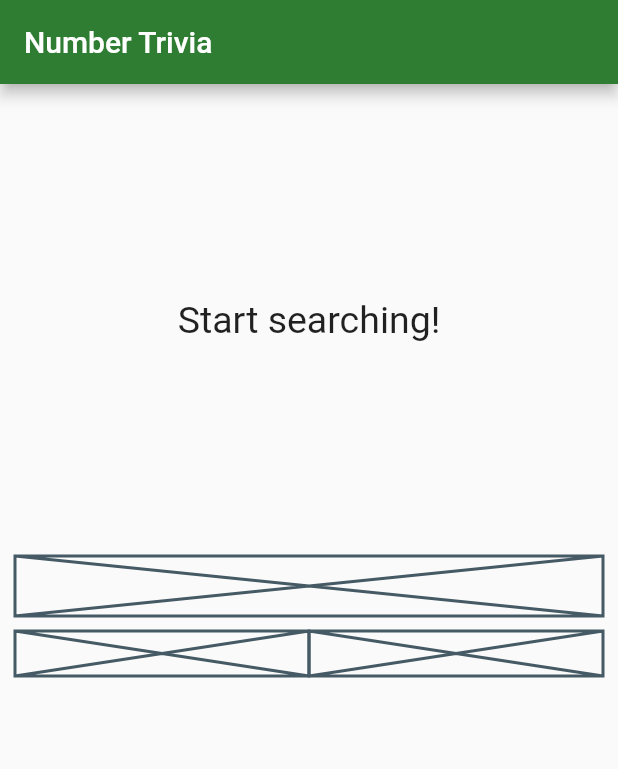
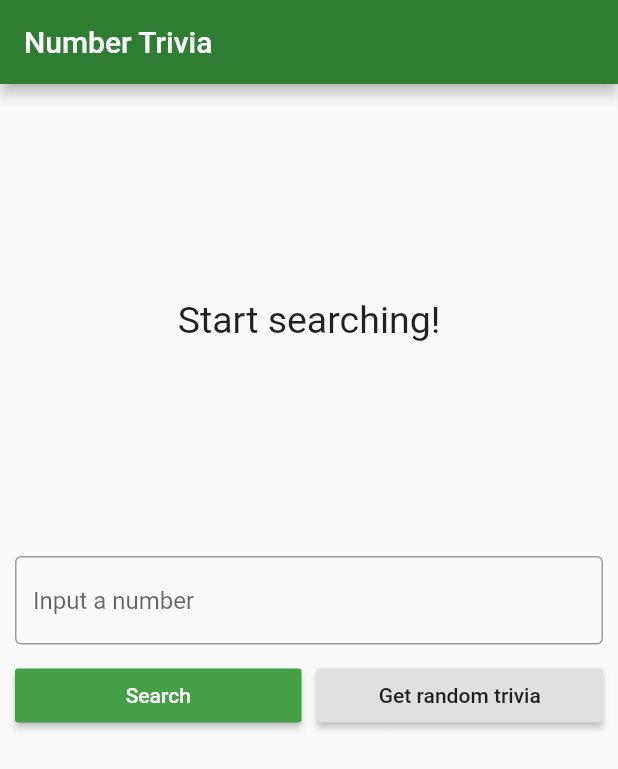
Before and after one commit to korzhishe/flutt_arch, a Flutter app: the screen it shows after launch, on a phone screen of 412 x 824 dp. Shown: the top 769 px of the screen. Run offline on Flutter 3.47's test engine with Material 2 defaults, Android fonts, the phone set to English and light mode, and no system bars; our stand-ins replace bloc, dartz, data_connection_checker, equatable, flutter_bloc, get_it and 1 more.

Commit message:
lesson14-2

```diff
--- a/lib/features/number_trivia/presentation/pages/number_trivia_page.dart
+++ b/lib/features/number_trivia/presentation/pages/number_trivia_page.dart
@@ -1,5 +1,6 @@
 import 'package:flutter/material.dart';
 import 'package:flutter_architect/features/number_trivia/presentation/bloc/bloc.dart';
+import 'package:flutter_architect/features/number_trivia/presentation/widgets/widgets.dart';
 import 'package:flutter_bloc/flutter_bloc.dart';
 
 import '../../../../injection_container.dart';
@@ -13,7 +14,7 @@ class NumberTriviaPage extends StatelessWidget {
       appBar: AppBar(
         title: Text("Number Trivia"),
       ),
-      body: buildBody(context),
+      body: SingleChildScrollView(child: buildBody(context)),
     );
   }
 
@@ -36,6 +37,10 @@ class NumberTriviaPage extends StatelessWidget {
                       return MessageDisplay(message: "Start searching!");
                     } else if (state is Loading) {
                       return LoadingWidget();
+                    } else if (state is Loaded) {
+                      return TriviaDisplay(
+                        numberTrivia: state.trivia,
+                      );
                     } else if (state is Error) {
                       return MessageDisplay(message: state.message);
                     }
@@ -45,32 +50,7 @@ class NumberTriviaPage extends StatelessWidget {
               SizedBox(
                 height: 20,
               ),
-              Column(
-                children: <Widget>[
-                  Placeholder(
-                    fallbackHeight: 40,
-                  ),
-                  SizedBox(
-                    height: 10,
-                  ),
-                  Row(
-                    children: <Widget>[
-                      Expanded(
-                        child: Placeholder(
-                          fallbackHeight: 30,
-                        ),
-                      ),
-                      SizedBox(
-                        height: 10,
-                      ),
-                      Expanded(
-                          child: Placeholder(
-                        fallbackHeight: 30,
-                      )),
-                    ],
-                  ),
-                ],
-              ),
+              TriviaControls(),
             ],
           ),
         ),
@@ -78,41 +58,3 @@ class NumberTriviaPage extends StatelessWidget {
     );
   }
 }
-
-class MessageDisplay extends StatelessWidget {
-  final String message;
-
-  const MessageDisplay({Key key, @required this.message})
-      : assert(message != null),
-        super(key: key);
-
-  @override
-  Widget build(BuildContext context) {
-    return Container(
-      height: MediaQuery.of(context).size.height / 3,
-      child: Center(
-        child: SingleChildScrollView(
-          child: Text(
-            message,
-            style: TextStyle(fontSize: 25),
-            textAlign: TextAlign.center,
-          ),
-        ),
-      ),
-    );
-  }
-}
-
-class LoadingWidget extends StatelessWidget {
-  const LoadingWidget({Key key}) : super(key: key);
-
-  @override
-  Widget build(BuildContext context) {
-    return Container(
-      height: MediaQuery.of(context).size.height / 3,
-      child: Center(
-        child: CircularProgressIndicator(),
-      ),
-    );
-  }
-}
--- /dev/null
+++ b/lib/features/number_trivia/presentation/widgets/message_display.dart
@@ -0,0 +1,25 @@
+import 'package:flutter/material.dart';
+
+class MessageDisplay extends StatelessWidget {
+  final String message;
+
+  const MessageDisplay({Key key, @required this.message})
+      : assert(message != null),
+        super(key: key);
+
+  @override
+  Widget build(BuildContext context) {
+    return Container(
+      height: MediaQuery.of(context).size.height / 3,
+      child: Center(
+        child: SingleChildScrollView(
+          child: Text(
+            message,
+            style: TextStyle(fontSize: 25),
+            textAlign: TextAlign.center,
+          ),
+        ),
+      ),
+    );
+  }
+}
--- /dev/null
+++ b/lib/features/number_trivia/presentation/widgets/trivia_controls_widget.dart
@@ -0,0 +1,72 @@
+import 'package:flutter/material.dart';
+import 'package:flutter_architect/features/number_trivia/presentation/bloc/bloc.dart';
+import 'package:flutter_bloc/flutter_bloc.dart';
+
+class TriviaControls extends StatefulWidget {
+  const TriviaControls({
+    Key key,
+  }) : super(key: key);
+
+  @override
+  _TriviaControlsState createState() => _TriviaControlsState();
+}
+
+class _TriviaControlsState extends State<TriviaControls> {
+  final controller = TextEditingController();
+  String inputStr;
+
+  @override
+  Widget build(BuildContext context) {
+    return Column(
+      children: <Widget>[
+        TextField(
+          controller: controller,
+          keyboardType: TextInputType.number,
+          decoration: InputDecoration(
+            border: OutlineInputBorder(),
+            hintText: 'Input a number',
+          ),
+          onChanged: (value) {
+            inputStr = value;
+          },
+          onSubmitted: (_) {
+            dispatchConcrete();
+          },
+        ),
+        SizedBox(height: 10),
+        Row(
+          children: <Widget>[
+            Expanded(
+              child: RaisedButton(
+                child: Text('Search'),
+                color: Theme.of(context).accentColor,
+                textTheme: ButtonTextTheme.primary,
+                onPressed: dispatchConcrete,
+              ),
+            ),
+            SizedBox(width: 10),
+            Expanded(
+              child: RaisedButton(
+                child: Text('Get random trivia'),
+                onPressed: dispatchRandom,
+              ),
+            ),
+          ],
+        )
+      ],
+    );
+  }
+
+  void dispatchConcrete() {
+    // Clearing the TextField to prepare it for the next inputted number
+    controller.clear();
+    BlocProvider.of<NumberTriviaBloc>(context)
+        .dispatch(GetTriviaForConcreteNumber(inputStr));
+  }
+
+  void dispatchRandom() {
+    controller.clear();
+    BlocProvider.of<NumberTriviaBloc>(context)
+        .dispatch(GetTriviaForRandomNumber());
+  }
+}
--- /dev/null
+++ b/lib/features/number_trivia/presentation/widgets/widgets.dart
@@ -0,0 +1,4 @@
+export 'loading_widget.dart';
+export 'message_display.dart';
+export 'trivia_display.dart';
+export 'trivia_controls_widget.dart';
```
Also changed, not shown: lib/features/number_trivia/presentation/widgets/loading_widget.dart (added, +15 -0 lines), lib/features/number_trivia/presentation/widgets/trivia_display.dart (added, +44 -0 lines).
